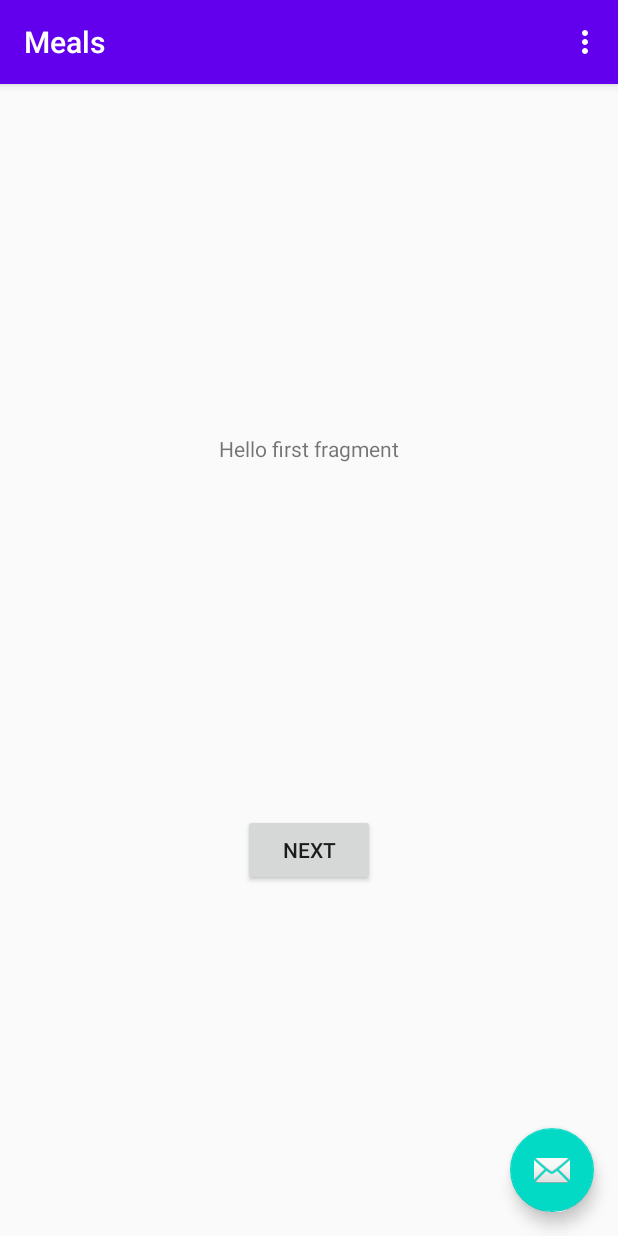
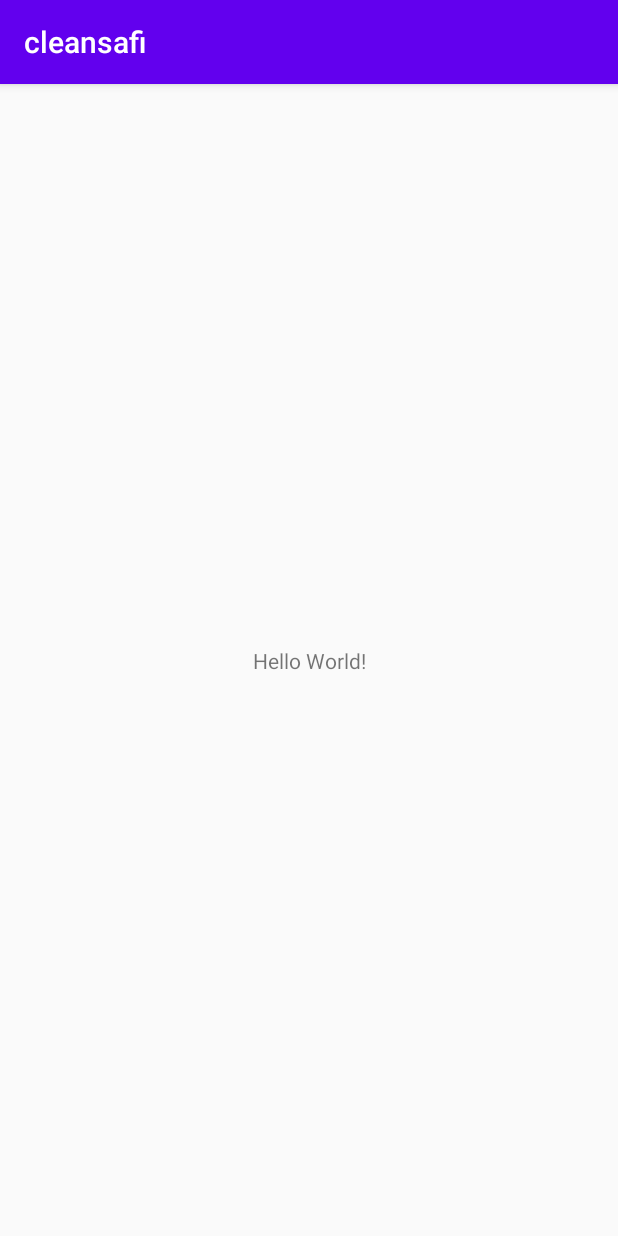
Before and after one commit to muchaisam/Cleansafi, an Android app: the screen it shows after launch (MainActivity), on a phone screen of 412 x 824 dp. Run offline under Robolectric (Android 15) with nearby library versions, the phone set to English and light mode, and no system bars.

Commit message:
initial commit

```diff
--- /dev/null
+++ b/app/src/main/java/com/example/cleansafi/MainActivity.java
@@ -0,0 +1,14 @@
+package com.example.cleansafi;
+
+import androidx.appcompat.app.AppCompatActivity;
+
+import android.os.Bundle;
+
+public class MainActivity extends AppCompatActivity {
+
+    @Override
+    protected void onCreate(Bundle savedInstanceState) {
+        super.onCreate(savedInstanceState);
+        setContentView(R.layout.activity_main);
+    }
+}
--- a/app/src/main/res/layout/activity_main.xml
+++ b/app/src/main/res/layout/activity_main.xml
@@ -1,33 +1,18 @@
 <?xml version="1.0" encoding="utf-8"?>
-<androidx.coordinatorlayout.widget.CoordinatorLayout xmlns:android="http://schemas.android.com/apk/res/android"
+<androidx.constraintlayout.widget.ConstraintLayout xmlns:android="http://schemas.android.com/apk/res/android"
     xmlns:app="http://schemas.android.com/apk/res-auto"
     xmlns:tools="http://schemas.android.com/tools"
     android:layout_width="match_parent"
     android:layout_height="match_parent"
     tools:context=".MainActivity">
 
-    <com.google.android.material.appbar.AppBarLayout
-        android:layout_width="match_parent"
-        android:layout_height="wrap_content"
-        android:theme="@style/AppTheme.AppBarOverlay">
-
-        <androidx.appcompat.widget.Toolbar
-            android:id="@+id/toolbar"
-            android:layout_width="match_parent"
-            android:layout_height="?attr/actionBarSize"
-            android:background="?attr/colorPrimary"
-            app:popupTheme="@style/AppTheme.PopupOverlay" />
-
-    </com.google.android.material.appbar.AppBarLayout>
-
-    <include layout="@layout/content_main" />
-
-    <com.google.android.material.floatingactionbutton.FloatingActionButton
-        android:id="@+id/fab"
+    <TextView
         android:layout_width="wrap_content"
         android:layout_height="wrap_content"
-        android:layout_gravity="bottom|end"
-        android:layout_margin="@dimen/fab_margin"
-        app:srcCompat="@android:drawable/ic_dialog_email" />
+        android:text="Hello World!"
+        app:layout_constraintBottom_toBottomOf="parent"
+        app:layout_constraintLeft_toLeftOf="parent"
+        app:layout_constraintRight_toRightOf="parent"
+        app:layout_constraintTop_toTopOf="parent" />
 
-</androidx.coordinatorlayout.widget.CoordinatorLayout>
+</androidx.constraintlayout.widget.ConstraintLayout>
--- a/app/src/main/res/values/strings.xml
+++ b/app/src/main/res/values/strings.xml
@@ -1,12 +1,3 @@
 <resources>
-    <string name="app_name">Meals</string>
-    <string name="action_settings">Settings</string>
-    <!-- Strings used for fragments for navigation -->
-    <string name="first_fragment_label">First Fragment</string>
-    <string name="second_fragment_label">Second Fragment</string>
-    <string name="next">Next</string>
-    <string name="previous">Previous</string>
-
-    <string name="hello_first_fragment">Hello first fragment</string>
-    <string name="hello_second_fragment">Hello second fragment. Arg: %1$s</string>
+    <string name="app_name">cleansafi</string>
 </resources>
--- a/app/src/main/res/values/styles.xml
+++ b/app/src/main/res/values/styles.xml
@@ -7,13 +7,4 @@
         <item name="colorAccent">@color/colorAccent</item>
     </style>
 
-    <style name="AppTheme.NoActionBar">
-        <item name="windowActionBar">false</item>
-        <item name="windowNoTitle">true</item>
-    </style>
-
-    <style name="AppTheme.AppBarOverlay" parent="ThemeOverlay.AppCompat.Dark.ActionBar" />
-
-    <style name="AppTheme.PopupOverlay" parent="ThemeOverlay.AppCompat.Light" />
-
 </resources>
--- a/settings.gradle
+++ b/settings.gradle
@@ -1,2 +1,2 @@
 include ':app'
-rootProject.name = "Meals"
+rootProject.name = "cleansafi"
```
Also changed, not shown: app/build.gradle (+6 -9 lines), app/src/main/AndroidManifest.xml (+2 -12 lines), app/src/main/java/com/example/meals/First2Fragment.java (added, +34 -0 lines), app/src/main/java/com/example/meals/Second2Fragment.java (added, +34 -0 lines), app/src/main/res/layout/fragment_first2.xml (added, +28 -0 lines), app/src/main/res/layout/fragment_second2.xml (added, +27 -0 lines), app/src/main/res/navigation/nav_graph.xml (+20 -0 lines), gradle/wrapper/gradle-wrapper.properties, 2 other files.
